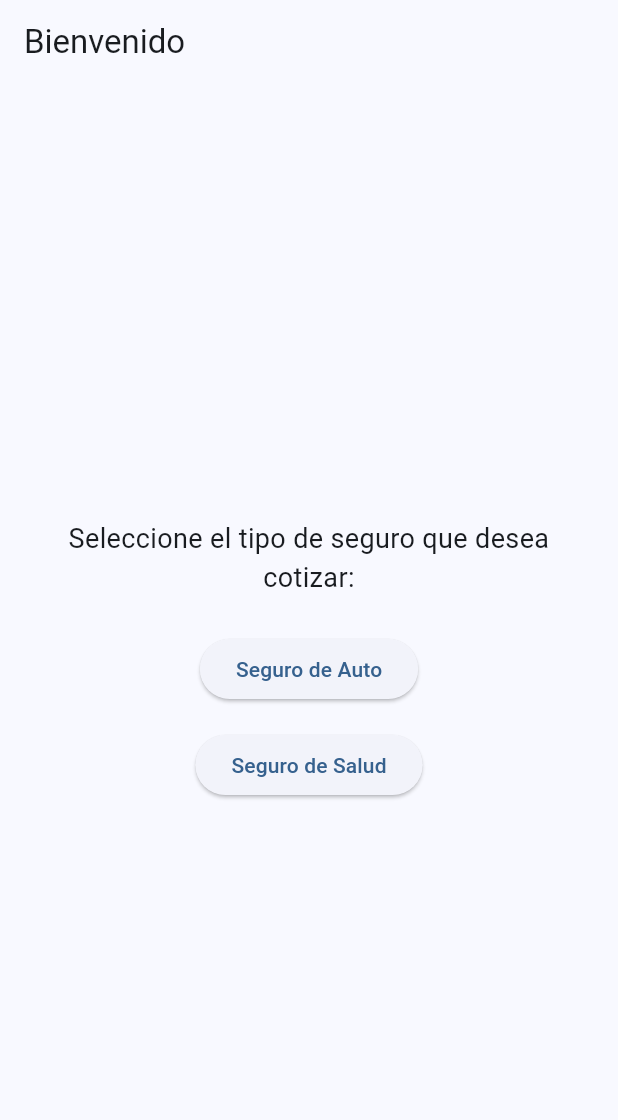
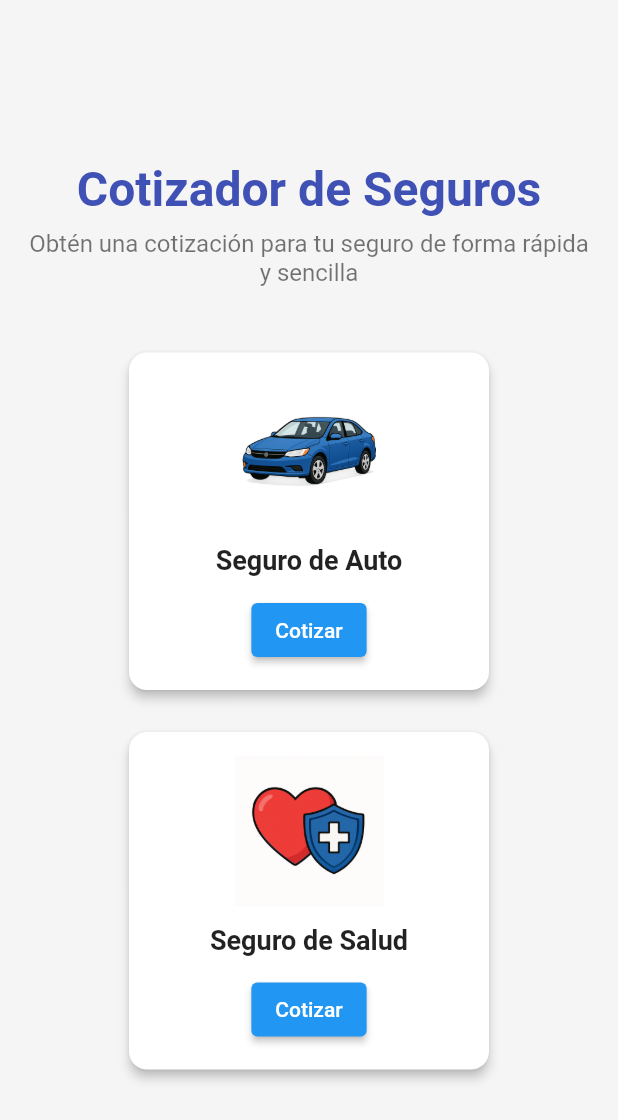
Before and after one commit to danielmmerino/cotizador_broker, a Flutter app: the screen it shows after launch, on a phone screen of 412 x 824 dp. Shown: the top 1120 px of the screen. Run offline on Flutter 3.47's test engine with Material 2 defaults, Android fonts, the phone set to English and light mode, and no system bars.

Commit message:
cambio landing

```diff
--- a/lib/main.dart
+++ b/lib/main.dart
@@ -1,93 +1,22 @@
 import 'package:flutter/material.dart';
+import 'pages/landing_page.dart'; // Importa el archivo nuevo
 
 void main() {
-  runApp(const InsuranceApp());
+  runApp(const MyApp());
 }
 
-class InsuranceApp extends StatelessWidget {
-  const InsuranceApp({super.key});
+class MyApp extends StatelessWidget {
+  const MyApp({super.key});
 
   @override
   Widget build(BuildContext context) {
     return MaterialApp(
       title: 'Cotizador de Seguros',
+      debugShowCheckedModeBanner: false,
       theme: ThemeData(
-        colorScheme: ColorScheme.fromSeed(seedColor: Colors.blue),
-        useMaterial3: true,
+        primarySwatch: Colors.indigo,
       ),
-      home: const LandingPage(),
+      home: const LandingPage(), // Página inicial
     );
   }
 }
-
-class LandingPage extends StatelessWidget {
-  const LandingPage({super.key});
-
-  void _open(BuildContext context, Widget page) {
-    Navigator.of(context).push(
-      MaterialPageRoute(builder: (context) => page),
-    );
-  }
-
-  @override
-  Widget build(BuildContext context) {
-    return Scaffold(
-      appBar: AppBar(
-        title: const Text('Bienvenido'),
-      ),
-      body: Center(
-        child: Padding(
-          padding: const EdgeInsets.all(16.0),
-          child: Column(
-            mainAxisSize: MainAxisSize.min,
-            children: [
-              const Text(
-                'Seleccione el tipo de seguro que desea cotizar:',
-                textAlign: TextAlign.center,
-                style: TextStyle(fontSize: 18),
-              ),
-              const SizedBox(height: 24),
-              ElevatedButton(
-                onPressed: () => _open(context, const CarInsurancePage()),
-                child: const Text('Seguro de Auto'),
-              ),
-              const SizedBox(height: 16),
-              ElevatedButton(
-                onPressed: () => _open(context, const HealthInsurancePage()),
-                child: const Text('Seguro de Salud'),
-              ),
-            ],
-          ),
-        ),
-      ),
-    );
-  }
-}
-
-class CarInsurancePage extends StatelessWidget {
-  const CarInsurancePage({super.key});
-
-  @override
-  Widget build(BuildContext context) {
-    return Scaffold(
-      appBar: AppBar(title: const Text('Seguro de Auto')),
-      body: const Center(
-        child: Text('Contenido de seguro de auto'),
-      ),
-    );
-  }
-}
-
-class HealthInsurancePage extends StatelessWidget {
-  const HealthInsurancePage({super.key});
-
-  @override
-  Widget build(BuildContext context) {
-    return Scaffold(
-      appBar: AppBar(title: const Text('Seguro de Salud')),
-      body: const Center(
-        child: Text('Contenido de seguro de salud'),
-      ),
-    );
-  }
-}
--- /dev/null
+++ b/lib/pages/landing_page.dart
@@ -0,0 +1,107 @@
+import 'package:flutter/material.dart';
+
+class LandingPage extends StatelessWidget {
+  const LandingPage({super.key});
+
+  @override
+  Widget build(BuildContext context) {
+    return Scaffold(
+      backgroundColor: Colors.grey[100],
+      body: Center(
+        child: Padding(
+          padding: const EdgeInsets.symmetric(horizontal: 16.0),
+          child: Column(
+            mainAxisAlignment: MainAxisAlignment.center,
+            children: [
+              const Text(
+                'Cotizador de Seguros',
+                style: TextStyle(
+                  fontSize: 32,
+                  fontWeight: FontWeight.bold,
+                  color: Colors.indigo,
+                ),
+              ),
+              const SizedBox(height: 8),
+              const Text(
+                'Obtén una cotización para tu seguro de forma rápida y sencilla',
+                style: TextStyle(fontSize: 16, color: Colors.black54),
+                textAlign: TextAlign.center,
+              ),
+              const SizedBox(height: 40),
+              Wrap(
+                spacing: 20,
+                runSpacing: 20,
+                alignment: WrapAlignment.center,
+                children: [
+                  _InsuranceCard(
+                    title: 'Seguro de Auto',
+                    imagePath: 'assets/images/car.png',
+                    onPressed: () {
+                      // Navegar a cotización de auto
+                    },
+                  ),
+                  _InsuranceCard(
+                    title: 'Seguro de Salud',
+                    imagePath: 'assets/images/health.png',
+                    onPressed: () {
+                      // Navegar a cotización de salud
+                    },
+                  ),
+                ],
+              ),
+            ],
+          ),
+        ),
+      ),
+    );
+  }
+}
+
+class _InsuranceCard extends StatelessWidget {
+  final String title;
+  final String imagePath;
+  final VoidCallback onPressed;
+
+  const _InsuranceCard({
+    required this.title,
+    required this.imagePath,
+    required this.onPressed,
+  });
+
+  @override
+  Widget build(BuildContext context) {
+    return Card(
+      elevation: 3,
+      shape: RoundedRectangleBorder(borderRadius: BorderRadius.circular(12)),
+      child: Container(
+        width: 240,
+        padding: const EdgeInsets.all(16),
+        child: Column(
+          mainAxisSize: MainAxisSize.min,
+          children: [
+            Image.asset(
+              imagePath,
+              height: 100,
+            ),
+            const SizedBox(height: 12),
+            Text(
+              title,
+              style: const TextStyle(
+                fontSize: 18,
+                fontWeight: FontWeight.w600,
+              ),
+            ),
+            const SizedBox(height: 12),
+            ElevatedButton(
+              onPressed: onPressed,
+              style: ElevatedButton.styleFrom(
+                backgroundColor: Colors.blue,
+              ),
+              child: const Text('Cotizar'),
+            )
+          ],
+        ),
+      ),
+    );
+  }
+}
--- a/pubspec.yaml
+++ b/pubspec.yaml
@@ -59,9 +59,9 @@ flutter:
   uses-material-design: true
 
   # To add assets to your application, add an assets section, like this:
-  # assets:
-  #   - images/a_dot_burr.jpeg
-  #   - images/a_dot_ham.jpeg
+  assets:
+     - assets/images/car.png
+     - assets/images/health.png
 
   # An image asset can refer to one or more resolution-specific "variants", see
   # https://flutter.dev/assets-and-images/#resolution-aware
```
Also changed, not shown: assets/images/car.png (added), assets/images/health.png (added).
